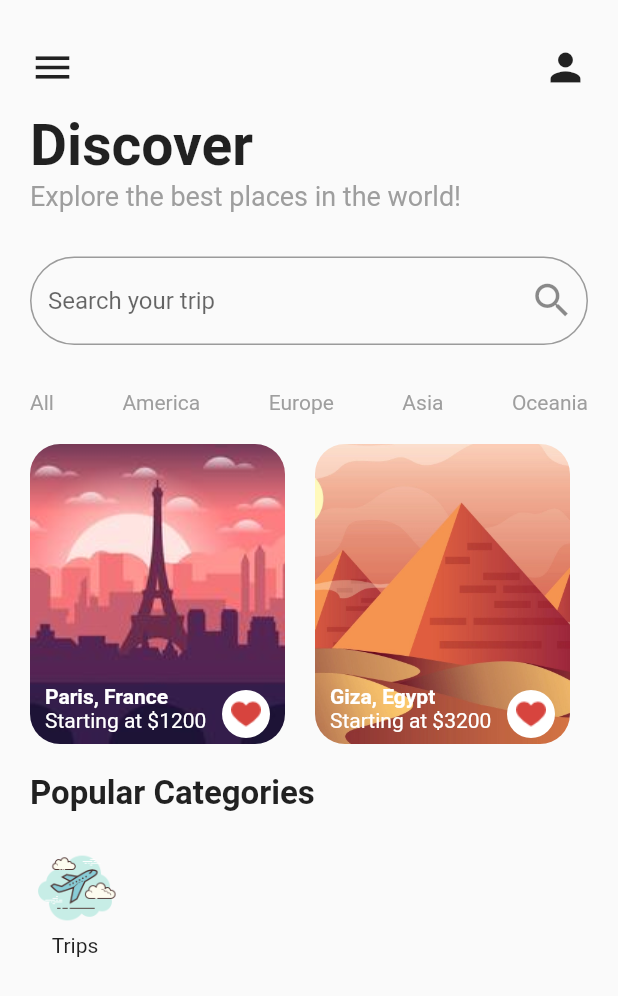
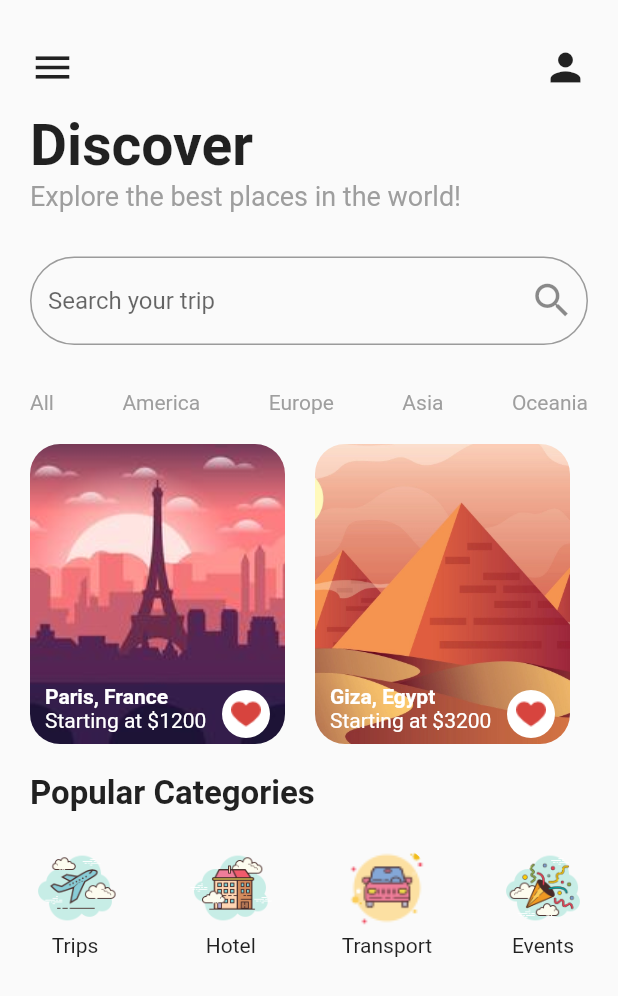
Before and after one commit to VicOntiri/News_app-complete, a Flutter app: the screen it shows after launch, on a phone screen of 412 x 824 dp. Shown: the top 996 px of the screen. Run offline on Flutter 3.47's test engine with Material 2 defaults, Android fonts, the phone set to English and light mode, and no system bars.

```diff
--- a/travel_app/lib/screens/destination_screen.dart
+++ b/travel_app/lib/screens/destination_screen.dart
@@ -1,11 +1,21 @@
-import 'package:flutter/src/widgets/container.dart';
+import 'package:flutter/material.dart';
 import 'package:flutter/src/widgets/framework.dart';
+import 'package:travel_app/models/destination.dart';
 
 class DestinationScreen extends StatelessWidget {
-  const DestinationScreen({super.key});
+  final Destination singleDestination;
+
+  const DestinationScreen({
+    super.key,
+    required this.singleDestination,
+  });
 
   @override
   Widget build(BuildContext context) {
-    return Container();
+    return Scaffold(
+      body: Center(
+        child: Text(singleDestination.title),
+      ),
+    );
   }
 }
--- a/travel_app/lib/screens/home_screen.dart
+++ b/travel_app/lib/screens/home_screen.dart
@@ -2,6 +2,7 @@ import 'package:flutter/material.dart';
 import 'package:travel_app/data/data.dart';
 import 'package:travel_app/models/destination.dart';
 import 'package:travel_app/screens/destination_screen.dart';
+import 'package:travel_app/widgets/popular_category.dart';
 
 class HomeScreen extends StatefulWidget {
   HomeScreen({Key? key}) : super(key: key);
@@ -122,7 +123,9 @@ class _HomeScreenState extends State<HomeScreen> {
                     onTap: () => Navigator.push(
                       context,
                       MaterialPageRoute(
-                        builder: (_) => DestinationScreen(),
+                        builder: (_) => DestinationScreen(
+                          singleDestination: destination,
+                        ),
                       ),
                     ),
                     child: Container(
@@ -215,23 +218,24 @@ class _HomeScreenState extends State<HomeScreen> {
               height: 20.0,
             ),
             Row(
+              mainAxisAlignment: MainAxisAlignment.spaceBetween,
               children: [
-                Column(
-                  children: [
-                    ClipRRect(
-                      borderRadius: BorderRadius.circular(30.0),
-                      child: Image(
-                        height: 60.0,
-                        width: 60.0,
-                        image: AssetImage(
-                          'assets/icons/icons8-airplane-take-off-100.png',
-                        ),
-                        fit: BoxFit.contain,
-                      ),
-                    ),
-                    Text('Trips')
-                  ],
-                )
+                PopularCategory(
+                  imageUrl: 'assets/icons/icons8-airplane-take-off-100.png',
+                  title: 'Trips',
+                ),
+                PopularCategory(
+                  imageUrl: 'assets/icons/icons8-building-100.png',
+                  title: 'Hotel',
+                ),
+                PopularCategory(
+                  imageUrl: 'assets/icons/icons8-car-50.png',
+                  title: 'Transport',
+                ),
+                PopularCategory(
+                  imageUrl: 'assets/icons/icons8-confetti-100.png',
+                  title: 'Events',
+                ),
               ],
             ),
           ],
--- /dev/null
+++ b/travel_app/lib/widgets/popular_category.dart
@@ -0,0 +1,32 @@
+import 'package:flutter/material.dart';
+
+class PopularCategory extends StatelessWidget {
+  final String imageUrl;
+  final String title;
+
+  const PopularCategory({
+    Key? key,
+    required this.imageUrl,
+    required this.title,
+  }) : super(key: key);
+
+  @override
+  Widget build(BuildContext context) {
+    return Column(
+      children: [
+        ClipRRect(
+          borderRadius: BorderRadius.circular(30.0),
+          child: Image(
+            height: 60.0,
+            width: 60.0,
+            image: AssetImage(
+              imageUrl,
+            ),
+            fit: BoxFit.contain,
+          ),
+        ),
+        Text(title)
+      ],
+    );
+  }
+}
```
